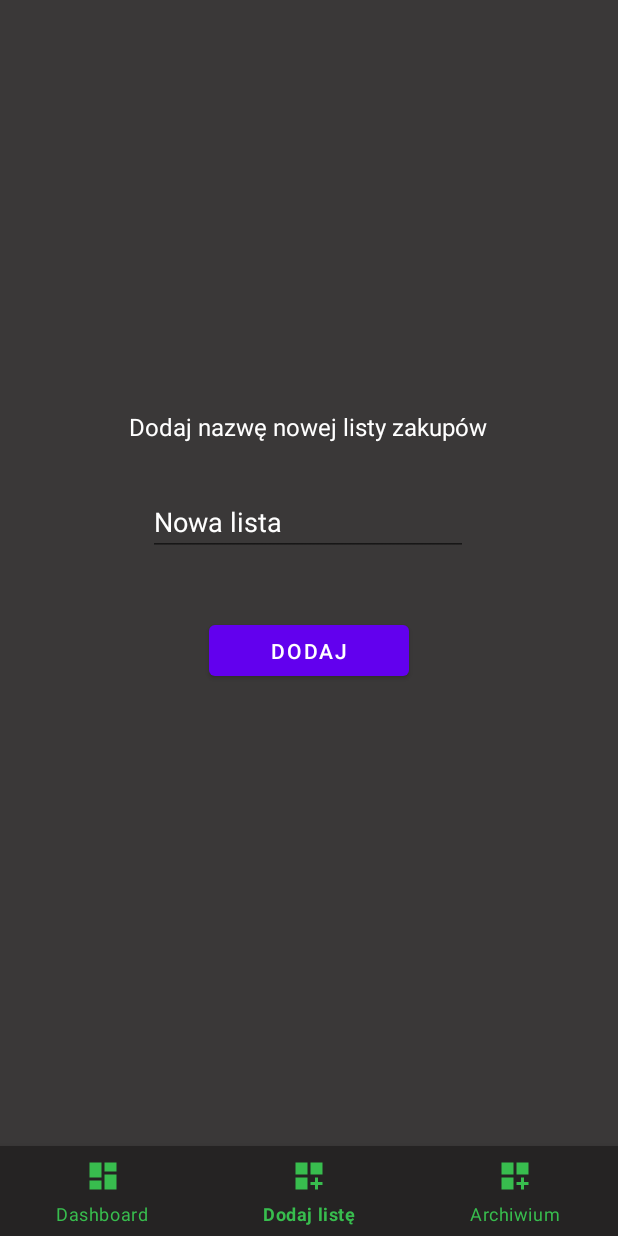
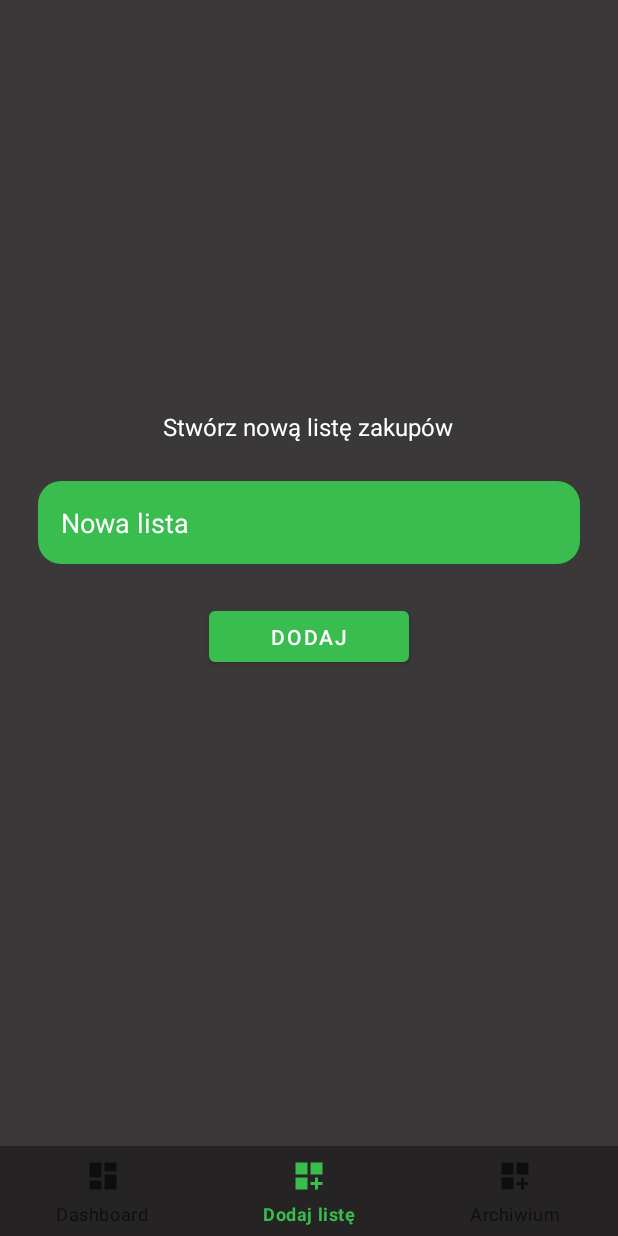
Before and after one commit to shirrumon/MojeZakupy-Android-Application, an Android app: the screen it shows after launch (MainActivity), item 2 of the bottom bar chosen, on a phone screen of 412 x 824 dp. Run offline under Robolectric (Android 15) with nearby library versions, the phone set to English and light mode, and no system bars; our stand-ins replace Room's generated code.

Commit message:
add new changes

```diff
--- a/app/src/main/java/com/example/mojezakupy/database/dataAccessObject/TaskListDAO.kt
+++ b/app/src/main/java/com/example/mojezakupy/database/dataAccessObject/TaskListDAO.kt
@@ -1,5 +1,6 @@
 package com.example.mojezakupy.database.dataAccessObject
 
+import androidx.lifecycle.LiveData
 import androidx.room.Dao
 import androidx.room.Delete
 import androidx.room.Insert
@@ -12,7 +13,7 @@ import kotlinx.coroutines.flow.Flow
 @Dao
 interface TaskListDAO {
     @Query("SELECT * FROM task_list WHERE is_in_archive != 1")
-    fun getAll(): MutableList<TaskListEntity>
+    fun getAll(): LiveData<MutableList<TaskListEntity>>
 
     @Query("SELECT * FROM task_list WHERE is_in_archive = 1")
     fun getAllFromArchive(): MutableList<TaskListEntity>
--- a/app/src/main/java/com/example/mojezakupy/fragments/DashboardFragment.kt
+++ b/app/src/main/java/com/example/mojezakupy/fragments/DashboardFragment.kt
@@ -27,8 +27,8 @@ class DashboardFragment : Fragment() {
         recyclerView.layoutManager =
             LinearLayoutManager(activity, LinearLayoutManager.VERTICAL, false)
 
-        val listsFromDb = listViewModel?.getAllInstances()
-        val listAdapterThis = listsFromDb?.let {
+        var listsFromDb: MutableList<TaskListEntity>? = listViewModel?.emptyList
+        var listAdapterThis = listsFromDb?.let {
             activity?.let { it1 ->
                 CustomListAdapter(
                     it,
@@ -37,6 +37,22 @@ class DashboardFragment : Fragment() {
             }
         }
         recyclerView.adapter = listAdapterThis
+
+
+        // HOTFIX - nalezy potem przepisac caly widok by nie duplikowac kodu
+        // to co jest poniezej pobiera dane z bd w osobnym watku
+        listViewModel?.list?.observe(viewLifecycleOwner) {
+            listsFromDb = it
+            listAdapterThis = listsFromDb?.let {
+                activity?.let { it1 ->
+                    CustomListAdapter(
+                        it,
+                        it1
+                    )
+                }
+            }
+            recyclerView.adapter = listAdapterThis
+        }
 
         ItemTouchHelper(object : ItemTouchHelper.SimpleCallback(0, ItemTouchHelper.LEFT) {
             override fun onMove(
@@ -67,7 +83,7 @@ class DashboardFragment : Fragment() {
                     ).setAction(
                         "Cofnij",
                         View.OnClickListener {
-                            listsFromDb.add(position, deletedCourse)
+                            listsFromDb?.add(position, deletedCourse)
                             listViewModel?.removeFromArchive(deletedCourse)
                             listAdapterThis?.notifyItemInserted(position)
                         }).show()
--- a/app/src/main/java/com/example/mojezakupy/fragments/TaskListFragment.kt
+++ b/app/src/main/java/com/example/mojezakupy/fragments/TaskListFragment.kt
@@ -47,12 +47,12 @@ class TaskListFragment(
 
         if (taskViewModel != null) {
             taskViewModel.allTasksAsFlow.observe(viewLifecycleOwner, Observer {
-                listsFromDb = taskViewModel?.getAllInstances(listId.toInt())
+                listsFromDb = taskViewModel.getAllInstances(listId.toInt())
                 recyclerView.adapter = CustomTaskListAdapter(it)
             })
 
             taskViewModel.summaryPrice.observe(viewLifecycleOwner, Observer {
-                listsFromDb = taskViewModel?.getAllInstances(listId.toInt())
+                listsFromDb = taskViewModel.getAllInstances(listId.toInt())
                 view.findViewById<TextView>(R.id.task_box_price_summary).text = it
             })
         }
--- a/app/src/main/java/com/example/mojezakupy/viewmodel/ListViewModel.kt
+++ b/app/src/main/java/com/example/mojezakupy/viewmodel/ListViewModel.kt
@@ -13,7 +13,8 @@ import kotlinx.coroutines.launch
 
 class ListViewModel(applicationContext: Context) : ViewModel() {
     private val appDatabase: AppDatabase = AppDatabase.getDatabase(applicationContext)
-    val list: LiveData<MutableList<TaskListEntity>> = appDatabase.taskListDAO().getAllAsFLow().asLiveData()
+    val list: LiveData<MutableList<TaskListEntity>> = appDatabase.taskListDAO().getAll()
+    val emptyList: MutableList<TaskListEntity> = arrayListOf()
 
     @OptIn(DelicateCoroutinesApi::class)
     fun saveNewList(listName: String) {
@@ -26,10 +27,6 @@ class ListViewModel(applicationContext: Context) : ViewModel() {
         GlobalScope.launch(Dispatchers.IO) {
             appDatabase.taskListDAO().insert(newListInstance)
         }
-    }
-
-    fun getAllInstances(): MutableList<TaskListEntity> {
-        return appDatabase.taskListDAO().getAll()
     }
 
     @OptIn(DelicateCoroutinesApi::class)
--- /dev/null
+++ b/app/src/main/res/drawable/input_background.xml
@@ -0,0 +1,6 @@
+<?xml version="1.0" encoding="utf-8"?>
+<shape xmlns:android="http://schemas.android.com/apk/res/android"
+    android:shape="rectangle">
+    <solid android:color="@color/green" />
+    <corners android:radius="15dp" />
+</shape>
--- a/app/src/main/res/layout/activity_main.xml
+++ b/app/src/main/res/layout/activity_main.xml
@@ -14,9 +14,7 @@
         app:layout_constraintLeft_toLeftOf="parent"
         app:layout_constraintRight_toRightOf="parent"
         app:menu="@menu/menu"
-        android:background="#252323"
-        app:itemIconTint="#38BD4E"
-        app:itemTextColor="#38BD4E"/>
+        android:background="#252323"/>
 
     <FrameLayout
         android:id="@+id/fragment_container"
--- a/app/src/main/res/layout/fragment_add_new_list.xml
+++ b/app/src/main/res/layout/fragment_add_new_list.xml
@@ -21,31 +21,39 @@
         app:layout_constraintTop_toTopOf="parent"
         app:layout_constraintVertical_bias="0.368" />
 
+    <LinearLayout
+        android:id="@+id/linearLayout"
+        android:layout_width="match_parent"
+        android:layout_height="wrap_content"
+        android:padding="25dp"
+        app:layout_constraintTop_toBottomOf="@+id/textView">
+
         <EditText
             android:id="@+id/addNewListInput"
-        android:layout_width="wrap_content"
+            android:layout_width="match_parent"
             android:layout_height="wrap_content"
+            android:background="@drawable/input_background"
             android:ems="10"
             android:inputType="text"
+            android:padding="15dp"
             android:text="Nowa lista"
             android:textColor="@color/white"
             app:layout_constraintBottom_toBottomOf="parent"
             app:layout_constraintEnd_toEndOf="parent"
             app:layout_constraintHorizontal_bias="0.497"
             app:layout_constraintStart_toStartOf="parent"
-        app:layout_constraintTop_toBottomOf="@+id/textView"
             app:layout_constraintVertical_bias="0.071" />
+    </LinearLayout>
 
     <Button
         android:id="@+id/addNewListButton"
         android:layout_width="133dp"
         android:layout_height="46dp"
-        android:layout_marginTop="40dp"
         android:text="Dodaj"
+        android:textColor="@color/white"
         app:layout_constraintBottom_toBottomOf="parent"
         app:layout_constraintEnd_toEndOf="parent"
         app:layout_constraintStart_toStartOf="parent"
-        app:layout_constraintTop_toBottomOf="@+id/addNewListInput"
-        app:layout_constraintVertical_bias="0.0"
-        android:textColor="@color/white"/>
+        app:layout_constraintTop_toBottomOf="@+id/linearLayout"
+        app:layout_constraintVertical_bias="0.0" />
 </androidx.constraintlayout.widget.ConstraintLayout>
--- a/app/src/main/res/layout/fragment_list.xml
+++ b/app/src/main/res/layout/fragment_list.xml
@@ -101,7 +101,9 @@
             app:layout_constraintBottom_toBottomOf="@+id/task_create_wrapper"
             app:layout_constraintEnd_toEndOf="parent"
             app:layout_constraintHorizontal_bias="0.497"
-            app:layout_constraintVertical_bias="0.071" />
+            app:layout_constraintVertical_bias="0.071"
+            android:padding="15dp"
+            android:background="@drawable/input_background"/>
 
         <EditText
             android:id="@+id/add_new_task_price"
@@ -114,7 +116,10 @@
             app:layout_constraintBottom_toBottomOf="@+id/add_new_task_name"
             app:layout_constraintEnd_toEndOf="parent"
             app:layout_constraintHorizontal_bias="0.497"
-            app:layout_constraintVertical_bias="0.071" />
+            app:layout_constraintVertical_bias="0.071"
+            android:padding="15dp"
+            android:layout_marginTop="15dp"
+            android:background="@drawable/input_background"/>
 
         <Button
             android:id="@+id/create_new_task_button_in_form"
--- a/app/src/main/res/values-night/themes.xml
+++ b/app/src/main/res/values-night/themes.xml
@@ -3,7 +3,7 @@
     <style name="Theme.MojeZakupy" parent="Theme.MaterialComponents.DayNight.NoActionBar">
 
         <!-- Primary brand color. -->
-        <item name="colorPrimary">@color/purple_500</item>
+        <item name="colorPrimary">#38BD4E</item>
         <item name="colorPrimaryVariant">#E6252323</item>
         <item name="colorOnPrimary">#E6252323</item>
 
--- a/app/src/main/res/values/strings.xml
+++ b/app/src/main/res/values/strings.xml
@@ -3,5 +3,5 @@
     <string name="dashboard">Dashboard</string>
     <string name="add_list">Dodaj listę</string>
     <string name="archiv">Archiwium</string>
-    <string name="add_list_top_input_text">Dodaj nazwę nowej listy zakupów</string>
+    <string name="add_list_top_input_text">Stwórz nową listę zakupów</string>
 </resources>
--- a/app/src/main/res/values/themes.xml
+++ b/app/src/main/res/values/themes.xml
@@ -2,7 +2,7 @@
     <!-- Base application theme. -->
     <style name="Theme.MojeZakupy" parent="Theme.MaterialComponents.DayNight.NoActionBar">
         <!-- Primary brand color. -->
-        <item name="colorPrimary">@color/purple_500</item>
+        <item name="colorPrimary">#38BD4E</item>
         <item name="colorPrimaryVariant">#E6252323</item>
         <item name="colorOnPrimary">#E6252323</item>
         <!-- Secondary brand color. -->
```
Lines whose indentation alone changed are shown as unchanged.
